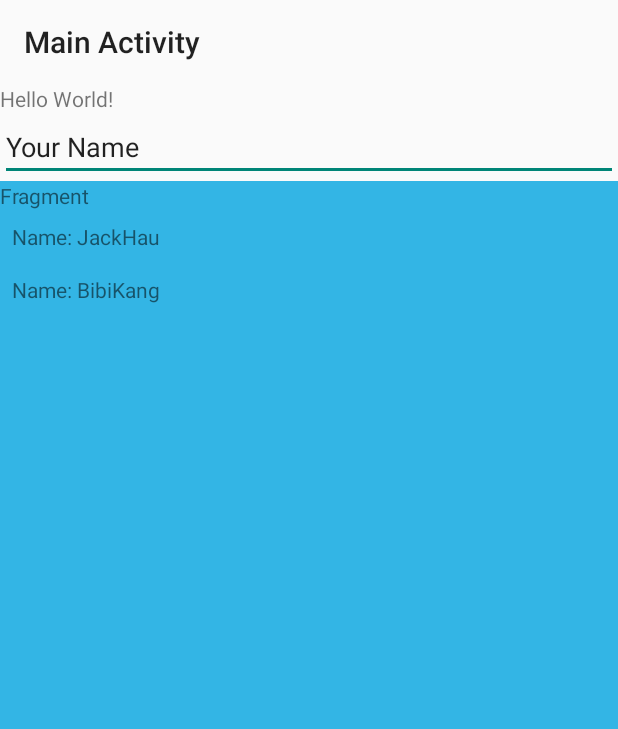
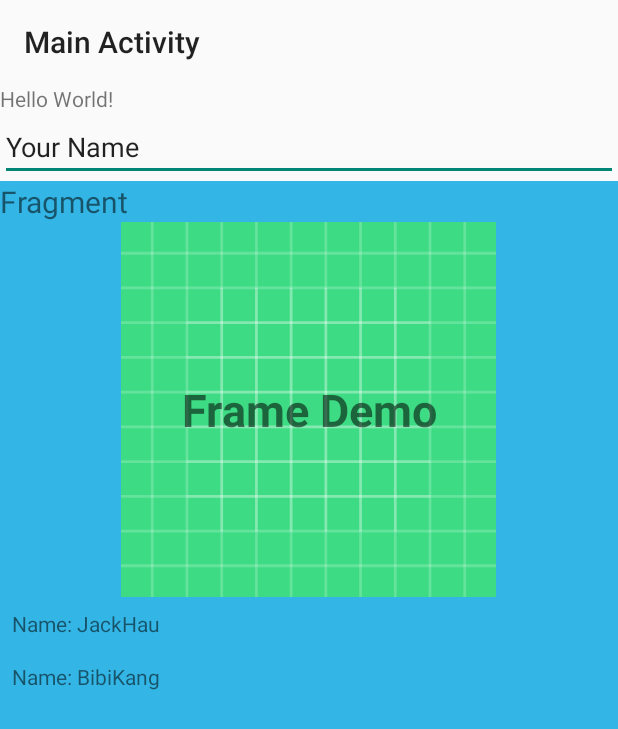
Before and after one commit to jackhau/Android-Basic, an Android app: the screen it shows after launch (MainActivity), on a phone screen of 412 x 824 dp. Shown: the top 729 px of the screen. Run offline under Robolectric (Android 15) with nearby library versions, the phone set to English and light mode, and no system bars.

Commit message:
update fragment main

```diff
--- a/app/src/main/res/layout/fragment_main.xml
+++ b/app/src/main/res/layout/fragment_main.xml
@@ -10,7 +10,29 @@
         android:id="@+id/change_text"
         android:layout_width="match_parent"
         android:layout_height="wrap_content"
-        android:text="change text" />
+        android:text="change text"
+        android:textSize="20sp" />
+
+    <FrameLayout
+        android:layout_width="match_parent"
+        android:layout_height="wrap_content">
+
+        <ImageView
+            android:layout_width="250dp"
+            android:layout_height="250dp"
+            android:layout_gravity="center"
+            android:src="@drawable/ic_launcher_background" />
+
+        <TextView
+            android:layout_width="fill_parent"
+            android:layout_height="fill_parent"
+            android:gravity="center"
+            android:layout_gravity="center"
+            android:text="Frame Demo"
+            android:textSize="30sp"
+            android:textStyle="bold" />
+
+    </FrameLayout>
 
     <androidx.recyclerview.widget.RecyclerView
         android:id="@+id/recycler_view"
```
